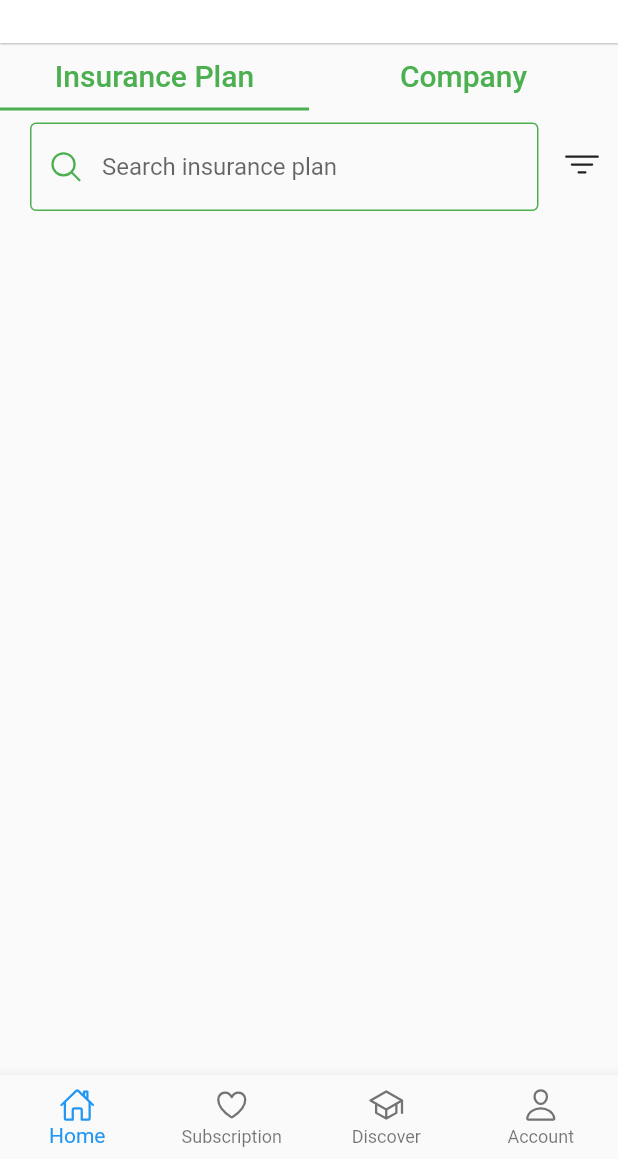
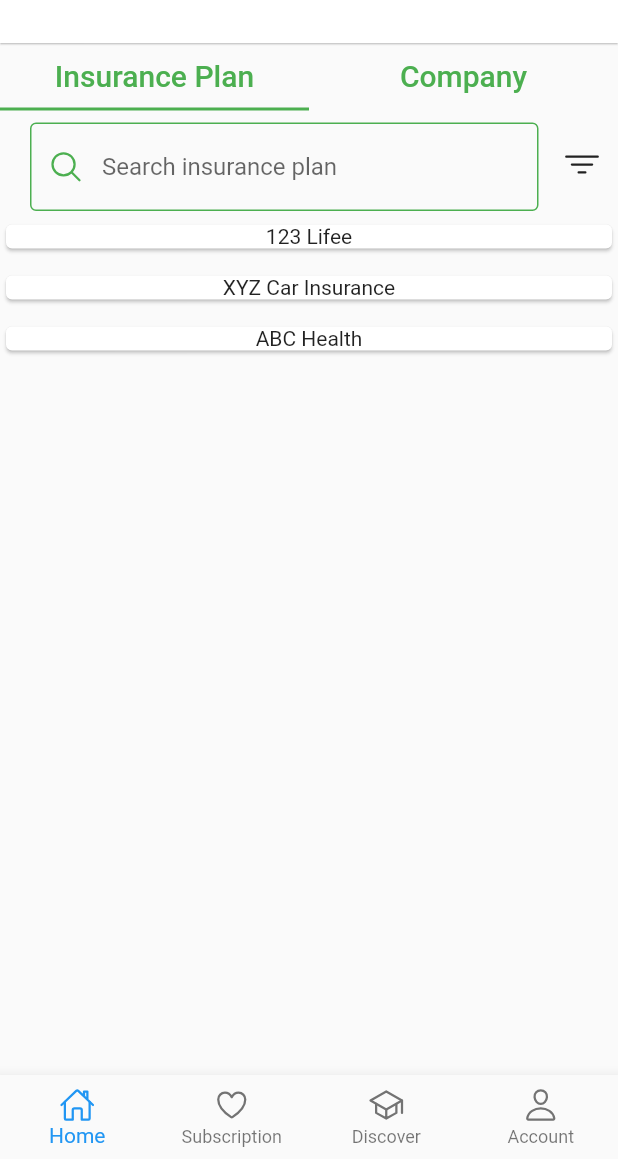
Before and after one commit to Addin15/upm_mii, a Flutter app: the screen it shows after launch, on a phone screen of 412 x 824 dp, the part 77-1236 px from its top. Run offline on Flutter 3.47's test engine with Material 2 defaults, Android fonts, the phone set to English and light mode, and no system bars; our stand-ins replace ionicons.

Commit message:
dummy data for insurance list

```diff
--- /dev/null
+++ b/lib/constants/dummy.dart
@@ -0,0 +1,29 @@
+import 'package:upm_mii/models/insurance_plan.dart';
+
+class Dummy {
+  static get insurancePlans {
+    return [
+      InsurancePlan(
+        id: 0,
+        name: '123 Lifee',
+        type: 'Life Insurance',
+        company: '123',
+        description: '...description...',
+      ),
+      InsurancePlan(
+        id: 1,
+        name: 'XYZ Car Insurance',
+        type: 'Automobile Insurance',
+        company: 'XYZ',
+        description: '...description...',
+      ),
+      InsurancePlan(
+        id: 2,
+        name: 'ABC Health',
+        type: 'Health Insurance',
+        company: 'ABC',
+        description: '...description...',
+      ),
+    ];
+  }
+}
--- /dev/null
+++ b/lib/models/insurance_plan.dart
@@ -0,0 +1,10 @@
+class InsurancePlan {
+  final int? id;
+  final String? name;
+  final String? type;
+  final String? company;
+  final String? description;
+
+  InsurancePlan(
+      {this.id, this.name, this.type, this.company, this.description});
+}
--- a/lib/pages/home.dart
+++ b/lib/pages/home.dart
@@ -1,6 +1,8 @@
 import 'package:flutter/material.dart';
 import 'package:ionicons/ionicons.dart';
+import 'package:upm_mii/constants/dummy.dart';
 import 'package:upm_mii/constants/style.dart';
+import 'package:upm_mii/models/insurance_plan.dart';
 
 class Home extends StatefulWidget {
   const Home({Key? key}) : super(key: key);
@@ -66,6 +68,13 @@ class InsurancePlanList extends StatefulWidget {
 
 class _InsurancePlanListState extends State<InsurancePlanList> {
   final TextEditingController _searchController = TextEditingController();
+  List<InsurancePlan> insurances = [];
+
+  @override
+  void initState() {
+    insurances = Dummy.insurancePlans;
+    super.initState();
+  }
 
   @override
   Widget build(BuildContext context) {
@@ -89,7 +98,22 @@ class _InsurancePlanListState extends State<InsurancePlanList> {
               icon: const Icon(Ionicons.filter_outline),
             )
           ],
-        )
+        ),
+        Expanded(
+          child: ListView.separated(
+            itemCount: insurances.length,
+            separatorBuilder: (context, index) => const SizedBox(height: 10),
+            itemBuilder: (context, index) {
+              return Card(
+                child: Column(
+                  children: [
+                    Text(insurances[index].name!),
+                  ],
+                ),
+              );
+            },
+          ),
+        ),
       ],
     );
   }
```
